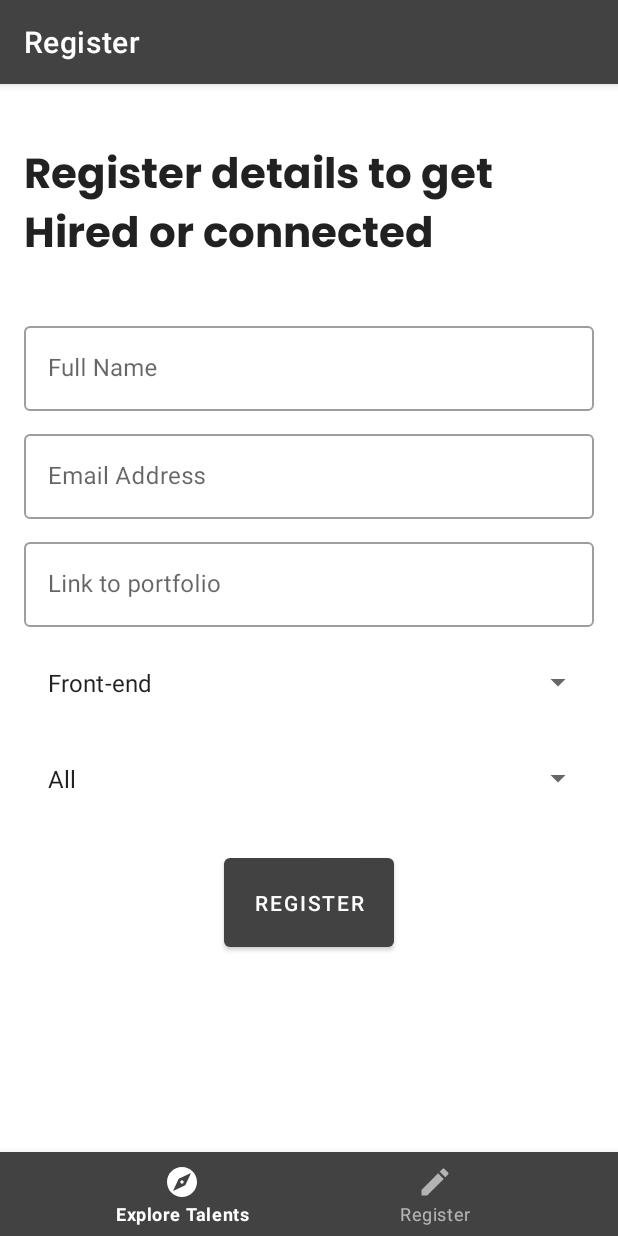
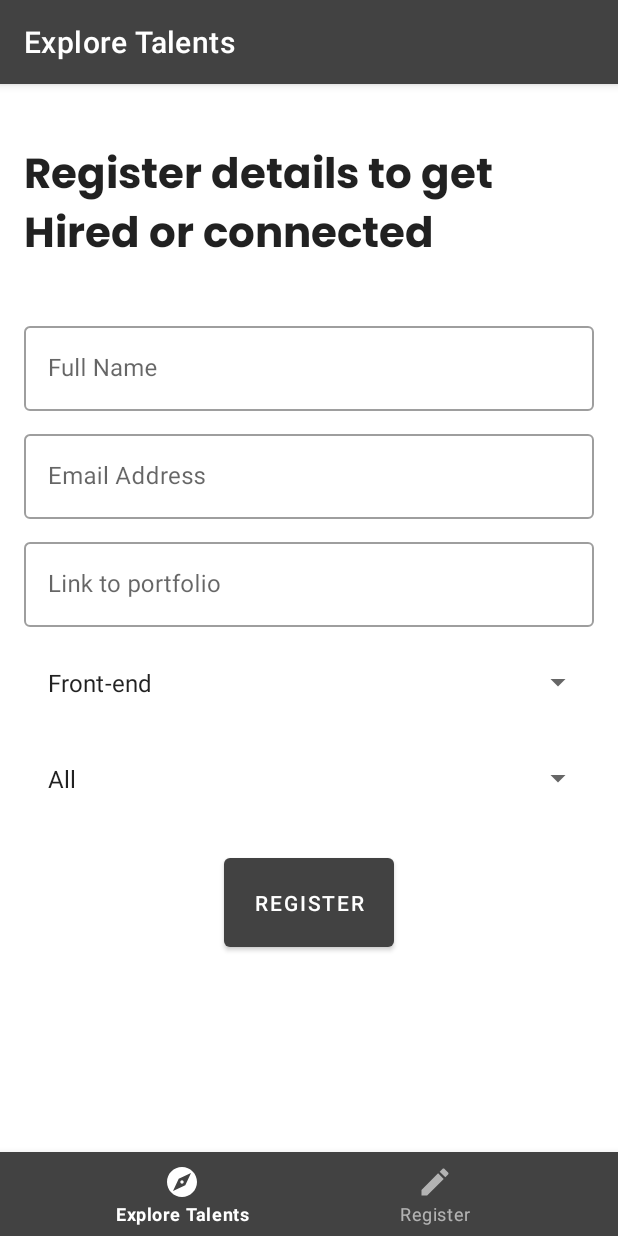
Before and after one commit to dev-juri/FindaDev, an Android app: the fragment RegisterFragment placed in its activity, on a phone screen of 412 x 824 dp. Run offline under Robolectric (Android 15) with nearby library versions, the phone set to English and light mode, and no system bars; our stand-ins replace Firebase (no records; nobody signed in at launch, a user with empty details on screens opened directly), data binding, navigation-ui.

Commit message:
fix: Fixed Nav app name

```diff
--- a/app/src/main/java/com/oluwafemi/findadev/ui/MainFragment.kt
+++ b/app/src/main/java/com/oluwafemi/findadev/ui/MainFragment.kt
@@ -20,10 +20,6 @@ class MainFragment : Fragment() {
         ViewModelProvider(this).get(MainFragmentViewModel::class.java)
     }
 
-    override fun onCreate(savedInstanceState: Bundle?) {
-        super.onCreate(savedInstanceState)
-        (activity as AppCompatActivity).supportActionBar?.title = getString(R.string.meet_dev)
-    }
 
     override fun onCreateView(
         inflater: LayoutInflater, container: ViewGroup?,
--- a/app/src/main/java/com/oluwafemi/findadev/ui/RegisterFragment.kt
+++ b/app/src/main/java/com/oluwafemi/findadev/ui/RegisterFragment.kt
@@ -35,10 +35,6 @@ class RegisterFragment : Fragment() {
     private val jobType = arrayListOf("All", "Full-Time", "Remote", "Contract")
 
 
-    override fun onCreate(savedInstanceState: Bundle?) {
-        super.onCreate(savedInstanceState)
-        (activity as AppCompatActivity).supportActionBar?.title = getString(R.string.dev_reg)
-    }
 
     override fun onCreateView(
         inflater: LayoutInflater, container: ViewGroup?,
--- a/app/src/main/res/layout/activity_main.xml
+++ b/app/src/main/res/layout/activity_main.xml
@@ -12,6 +12,7 @@
             android:id="@+id/host_fragment"
             android:layout_height="0dp"
             android:layout_width="0dp"
+            android:layout_marginBottom="56dp"
             app:layout_constraintStart_toStartOf="parent"
             app:layout_constraintEnd_toEndOf="parent"
             app:layout_constraintTop_toTopOf="parent"
--- a/app/src/main/res/navigation/nav_graph_home.xml
+++ b/app/src/main/res/navigation/nav_graph_home.xml
@@ -2,12 +2,13 @@
 <navigation xmlns:android="http://schemas.android.com/apk/res/android"
     xmlns:app="http://schemas.android.com/apk/res-auto"
     android:id="@+id/nav_graph_home"
+    android:label="@string/explore_talents"
     app:startDestination="@id/mainFragment">
 
     <fragment
         android:id="@+id/mainFragment"
         android:name="com.oluwafemi.findadev.ui.MainFragment"
-        android:label="Explore Talent">
+        android:label="@string/explore_talents">
         <action
             android:id="@+id/action_mainFragment_to_detailsFragment"
             app:destination="@id/detailsFragment" />
--- a/app/src/main/res/navigation/nav_graph_reg.xml
+++ b/app/src/main/res/navigation/nav_graph_reg.xml
@@ -2,6 +2,7 @@
 <navigation xmlns:android="http://schemas.android.com/apk/res/android"
     xmlns:app="http://schemas.android.com/apk/res-auto"
     android:id="@+id/nav_graph_reg"
+    android:label="@string/register"
     app:startDestination="@id/registerFragment">
 
     <fragment
```
